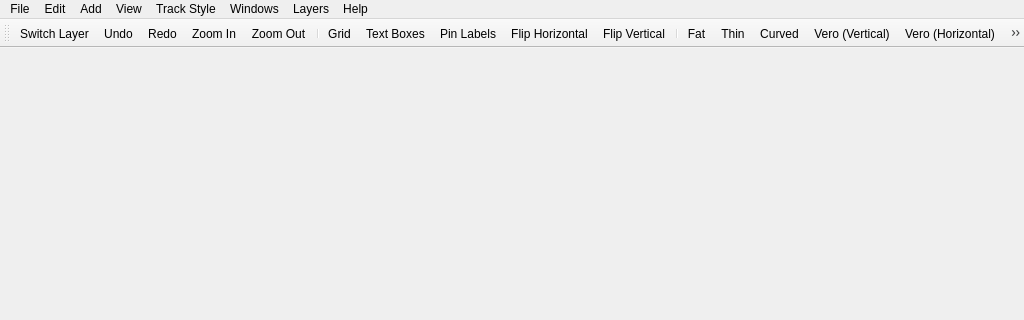
Above: src/mainwindow.ui from melak/veroroute before the change; both pictures show x 0 to 1024 and y 0 to 320 of the 1024 by 760 pixel window. Below: the same form after it.
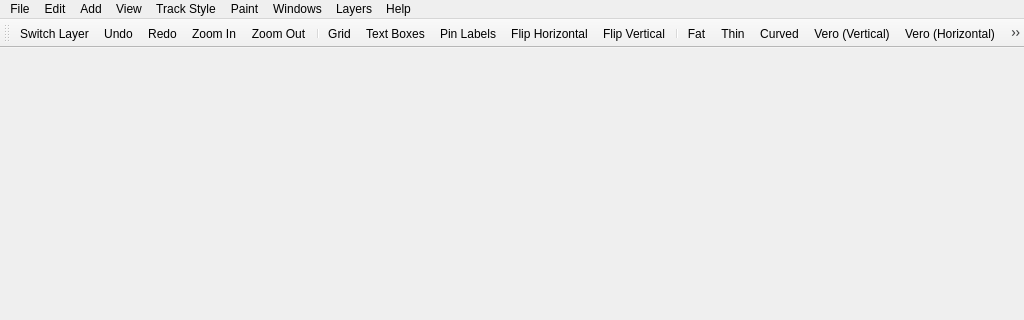
That is the form after the change. Icons and pictures are not drawn.

Commit message: Added Paint menu item in Android. Added Surface combo box to component editor. Updated tutorials.

```diff
--- a/src/mainwindow.ui
+++ b/src/mainwindow.ui
@@ -260,11 +260,22 @@
     <addaction name="actionDiagsMax"/>
     <addaction name="actionFill"/>
    </widget>
+   <widget class="QMenu" name="menuPaint">
+    <property name="title">
+     <string>Paint</string>
+    </property>
+    <addaction name="actionPaintGrid"/>
+    <addaction name="actionEraseGrid"/>
+    <addaction name="actionPaintPins"/>
+    <addaction name="actionErasePins"/>
+    <addaction name="actionPaintFlood"/>
+   </widget>
    <addaction name="menuFile"/>
    <addaction name="menuEdit"/>
    <addaction name="menuAdd"/>
    <addaction name="menuView"/>
    <addaction name="menuTrack_Style"/>
+   <addaction name="menuPaint"/>
    <addaction name="menuWindow"/>
    <addaction name="menuLayers"/>
    <addaction name="menuHelp"/>
```
Left out of the diff: 21 changed lines with no effect on the pictures. The commit also changes 16 other files.
